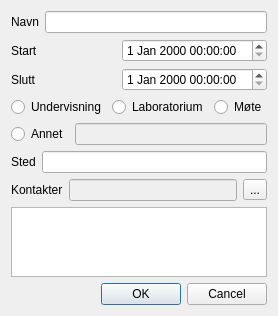
First picture: the form in appointmentui.ui, repository ArcticFqx/QTSkoleProsjekt, before the edit.
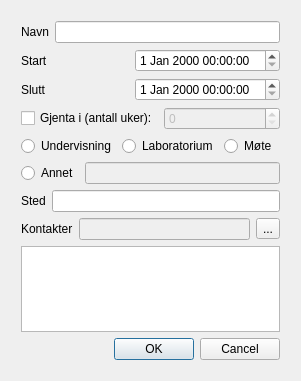
Second picture: the form after the edit.

```diff
--- a/appointmentui.ui
+++ b/appointmentui.ui
@@ -9,15 +9,22 @@
    <rect>
     <x>0</x>
     <y>0</y>
-    <width>252</width>
-    <height>315</height>
+    <width>301</width>
+    <height>381</height>
    </rect>
   </property>
   <property name="windowTitle">
    <string>Form</string>
   </property>
-  <layout class="QVBoxLayout" name="verticalLayout_3">
-   <item>
+  <widget class="QWidget" name="">
+   <property name="geometry">
+    <rect>
+     <x>10</x>
+     <y>10</y>
+     <width>281</width>
+     <height>361</height>
+    </rect>
+   </property>
     <layout class="QVBoxLayout" name="verticalLayout_2">
      <item>
       <layout class="QHBoxLayout" name="horizontalLayout_2">
@@ -61,6 +68,24 @@
        </item>
       </layout>
      </item>
+    <item>
+     <layout class="QHBoxLayout" name="horizontalLayout_8">
+      <item>
+       <widget class="QCheckBox" name="repeatCheckBox">
+        <property name="text">
+         <string>Gjenta i (antall uker):</string>
+        </property>
+       </widget>
+      </item>
+      <item>
+       <widget class="QSpinBox" name="repeatSpinBox">
+        <property name="enabled">
+         <bool>false</bool>
+        </property>
+       </widget>
+      </item>
+     </layout>
+    </item>
      <item>
       <layout class="QHBoxLayout" name="horizontalLayout_7">
        <item>
@@ -167,8 +192,7 @@
       </widget>
      </item>
     </layout>
-   </item>
-  </layout>
+  </widget>
  </widget>
  <layoutdefault spacing="6" margin="11"/>
  <resources/>
```
Left out of the diff: 28 changed lines with no effect on the pictures. Lines whose indentation alone changed are shown as unchanged.
